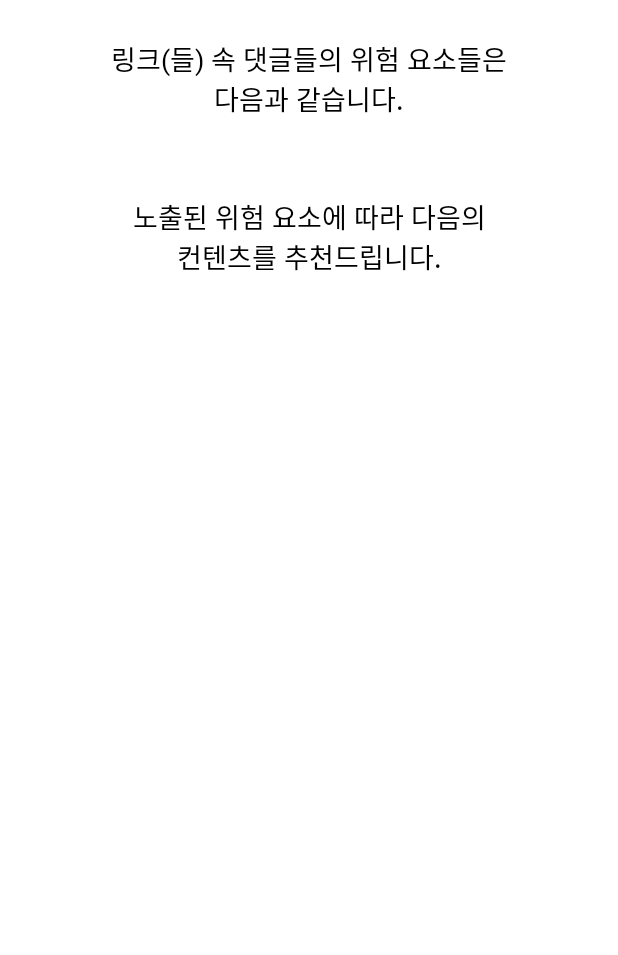
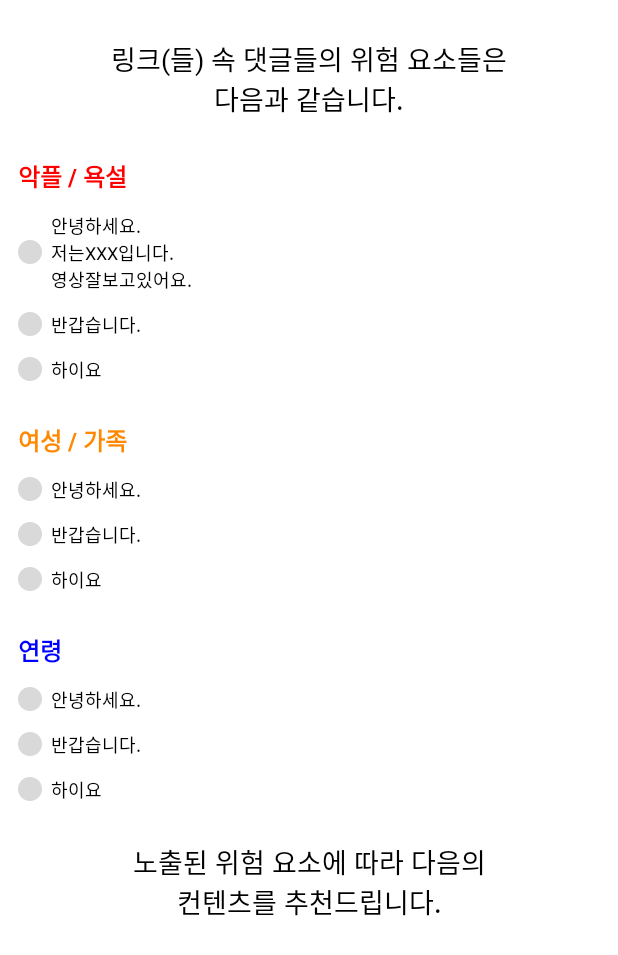
Before and after one commit to kimyunseok/ggp-project-android, an Android app: the AnalysisDetailFragment screen opened through its navigation route, on a phone screen of 412 x 824 dp. Shown: the top 955 px of the screen. Run offline under Robolectric (Android 15) with nearby library versions, the phone set to English and light mode, and no system bars; our stand-ins replace Dagger/Hilt's generated code, data binding.

Commit message:
feat. 댓글 위험요소 UI 구현

```diff
--- a/app/src/main/java/com/khs/ggp/presentation/view/analysisdetail/AnalysisDetailFragment.kt
+++ b/app/src/main/java/com/khs/ggp/presentation/view/analysisdetail/AnalysisDetailFragment.kt
@@ -1,13 +1,33 @@
 package com.khs.ggp.presentation.view.analysisdetail
 
+import androidx.fragment.app.viewModels
+import androidx.recyclerview.widget.LinearLayoutManager
 import com.khs.ggp.R
 import com.khs.ggp.databinding.FragmentAnalysisDetailBinding
+import com.khs.ggp.presentation.view.analysisdetail.dangerouscomment.DangerousCommentAdapter
 import com.khs.ggp.presentation.view.base.BaseFragment
 
 class AnalysisDetailFragment(override val layoutId: Int = R.layout.fragment_analysis_detail): BaseFragment<FragmentAnalysisDetailBinding>() {
 
+    private val analysisDetailViewModel: AnalysisDetailViewModel by viewModels()
+
     override fun init() {
+        binding.vm = analysisDetailViewModel
 
+        testFun()
+        setUpRecyclerView()
     }
 
+    private fun testFun() {
+        analysisDetailViewModel.getDummyData()
+    }
+
+    private fun setUpRecyclerView() {
+        analysisDetailViewModel.dangerousCommentListLiveData.observe(viewLifecycleOwner) {
+            binding.dangerousCommentRecyclerView.apply {
+                layoutManager = LinearLayoutManager(context)
+                adapter = DangerousCommentAdapter(it )
+            }
+        }
+    }
 }
--- /dev/null
+++ b/app/src/main/java/com/khs/ggp/presentation/view/analysisdetail/AnalysisDetailViewModel.kt
@@ -0,0 +1,44 @@
+package com.khs.ggp.presentation.view.analysisdetail
+
+import androidx.lifecycle.MutableLiveData
+import androidx.lifecycle.ViewModel
+import androidx.lifecycle.viewModelScope
+import com.khs.ggp.domain.model.AnalysisType
+import com.khs.ggp.domain.model.DangerousComment
+import kotlinx.coroutines.launch
+
+class AnalysisDetailViewModel: ViewModel() {
+    val dangerousCommentListLiveData = MutableLiveData<List<DangerousComment>>()
+
+    fun getDummyData() {
+
+        viewModelScope.launch {
+            dangerousCommentListLiveData.postValue(
+                listOf(
+                    DangerousComment(
+                        type = 1,
+                        title = "악플 / 욕설",
+                        comment = listOf(
+                            "안녕하세요.\n저는XXX입니다.\n영상잘보고있어요.", "반갑습니다.", "하이요"
+                        )
+                    ),
+                    DangerousComment(
+                        type = 2,
+                        title = "여성 / 가족",
+                        comment = listOf(
+                            "안녕하세요.", "반갑습니다.", "하이요"
+                        )
+                    ),
+                    DangerousComment(
+                        type = 3,
+                        title = "연령",
+                        comment = listOf(
+                            "안녕하세요.", "반갑습니다.", "하이요"
+                        )
+                    )
+                )
+            )
+        }
+
+    }
+}
--- a/app/src/main/java/com/khs/ggp/presentation/view/analysisdetail/dangerouscomment/DangerousCommentAdapter.kt
+++ b/app/src/main/java/com/khs/ggp/presentation/view/analysisdetail/dangerouscomment/DangerousCommentAdapter.kt
@@ -2,6 +2,7 @@ package com.khs.ggp.presentation.view.analysisdetail.dangerouscomment
 
 import android.view.LayoutInflater
 import android.view.ViewGroup
+import androidx.recyclerview.widget.LinearLayoutManager
 import androidx.recyclerview.widget.RecyclerView
 import com.khs.ggp.databinding.ItemDangerousCommentHolderBinding
 import com.khs.ggp.databinding.ItemYoutubeUrlHolderBinding
@@ -29,6 +30,11 @@ class DangerousCommentAdapter(private val dangerousCommentList: List<DangerousCo
             binding.item = item
 
             binding.textView.setTextColor(item.type.convertTypeToColor())
+
+            binding.dangerousCommentDetailRecyclerView.apply {
+                layoutManager = LinearLayoutManager(context)
+                adapter = DangerousCommentDetailAdapter(item.comment)
+            }
         }
 
     }
--- /dev/null
+++ b/app/src/main/java/com/khs/ggp/presentation/view/analysisdetail/dangerouscomment/DangerousCommentDetailAdapter.kt
@@ -0,0 +1,36 @@
+package com.khs.ggp.presentation.view.analysisdetail.dangerouscomment
+
+import android.view.LayoutInflater
+import android.view.ViewGroup
+import androidx.recyclerview.widget.LinearLayoutManager
+import androidx.recyclerview.widget.RecyclerView
+import com.khs.ggp.databinding.ItemDangerousCommentDetailHolderBinding
+import com.khs.ggp.databinding.ItemDangerousCommentHolderBinding
+import com.khs.ggp.databinding.ItemYoutubeUrlHolderBinding
+import com.khs.ggp.domain.model.DangerousComment
+import com.khs.ggp.presentation.utils.convertTypeToColor
+
+class DangerousCommentDetailAdapter(private val dangerousCommentDetailList: List<String>): RecyclerView.Adapter<DangerousCommentDetailAdapter.DangerousCommentDetailHolder>() {
+
+    override fun onCreateViewHolder(parent: ViewGroup, viewType: Int): DangerousCommentDetailHolder {
+        val binding = ItemDangerousCommentDetailHolderBinding.inflate(LayoutInflater.from(parent.context), parent, false)
+        return DangerousCommentDetailHolder(binding)
+    }
+
+    override fun onBindViewHolder(holder: DangerousCommentDetailHolder, position: Int) {
+        holder.bind(dangerousCommentDetailList[position])
+    }
+
+    override fun getItemCount(): Int {
+        return dangerousCommentDetailList.size
+    }
+
+    inner class DangerousCommentDetailHolder(val binding: ItemDangerousCommentDetailHolderBinding): RecyclerView.ViewHolder(binding.root) {
+
+        fun bind(item: String) {
+            binding.item = item
+        }
+
+    }
+
+}
--- a/app/src/main/res/layout/fragment_analysis_detail.xml
+++ b/app/src/main/res/layout/fragment_analysis_detail.xml
@@ -3,14 +3,20 @@
     xmlns:android="http://schemas.android.com/apk/res/android"
     xmlns:tools="http://schemas.android.com/tools">
 
+    <data>
+        <variable
+            name="vm"
+            type="com.khs.ggp.presentation.view.analysisdetail.AnalysisDetailViewModel" />
+    </data>
+
     <androidx.core.widget.NestedScrollView
         android:layout_width="match_parent"
         android:layout_height="match_parent">
 
-
         <androidx.constraintlayout.widget.ConstraintLayout
             android:layout_width="match_parent"
-            android:layout_height="match_parent">
+            android:layout_height="match_parent"
+            android:paddingHorizontal="12dp">
 
             <TextView
                 android:id="@+id/analysis_detail_tv1"
@@ -27,7 +33,6 @@
                 android:id="@+id/dangerous_comment_recycler_view"
                 android:layout_width="match_parent"
                 android:layout_height="wrap_content"
-                android:layout_marginTop="26dp"
                 app:layout_constraintTop_toBottomOf="@id/analysis_detail_tv1"/>
 
             <TextView
--- a/app/src/main/res/layout/item_dangerous_comment_detail_holder.xml
+++ b/app/src/main/res/layout/item_dangerous_comment_detail_holder.xml
@@ -11,16 +11,27 @@
 
     <androidx.constraintlayout.widget.ConstraintLayout
         android:layout_width="match_parent"
-        android:layout_height="wrap_content">
+        android:layout_height="wrap_content"
+        android:layout_marginTop="12dp">
+
+        <ImageView
+            android:id="@+id/imageView"
+            android:layout_width="wrap_content"
+            android:layout_height="wrap_content"
+            android:src="@drawable/ic_circle_for_comment_detail"
+            app:layout_constraintStart_toStartOf="parent"
+            app:layout_constraintTop_toTopOf="@+id/textView"
+            app:layout_constraintBottom_toBottomOf="@+id/textView"/>
 
         <TextView
             android:id="@+id/textView"
             android:layout_width="wrap_content"
             android:layout_height="wrap_content"
+            android:layout_marginStart="6dp"
             android:text="@{item}"
             android:textColor="@color/black"
             android:textSize="12sp"
-            app:layout_constraintStart_toStartOf="parent"
+            app:layout_constraintStart_toEndOf="@+id/imageView"
             app:layout_constraintTop_toTopOf="parent"
             app:layout_constraintBottom_toBottomOf="parent"/>
 
--- a/app/src/main/res/layout/item_dangerous_comment_holder.xml
+++ b/app/src/main/res/layout/item_dangerous_comment_holder.xml
@@ -11,7 +11,8 @@
 
     <androidx.constraintlayout.widget.ConstraintLayout
         android:layout_width="match_parent"
-        android:layout_height="wrap_content">
+        android:layout_height="wrap_content"
+        android:layout_marginTop="26dp">
 
         <TextView
             android:id="@+id/textView"
```
Also changed, not shown: app/src/main/res/drawable-hdpi/ic_circle_for_comment_detail.png (added), app/src/main/res/drawable-mdpi/ic_circle_for_comment_detail.png (added), app/src/main/res/drawable-xhdpi/ic_circle_for_comment_detail.png (added), app/src/main/res/drawable-xxhdpi/ic_circle_for_comment_detail.png (added), app/src/main/res/drawable-xxxhdpi/ic_circle_for_comment_detail.png (added).
